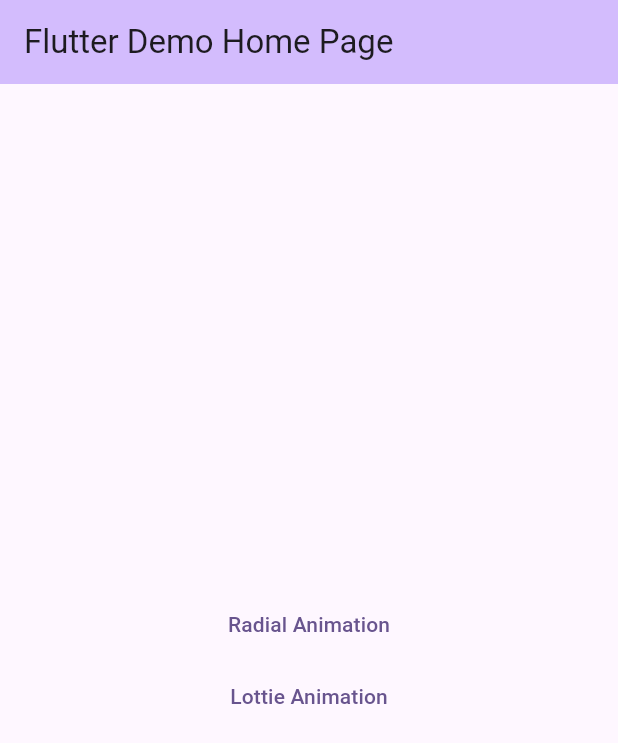
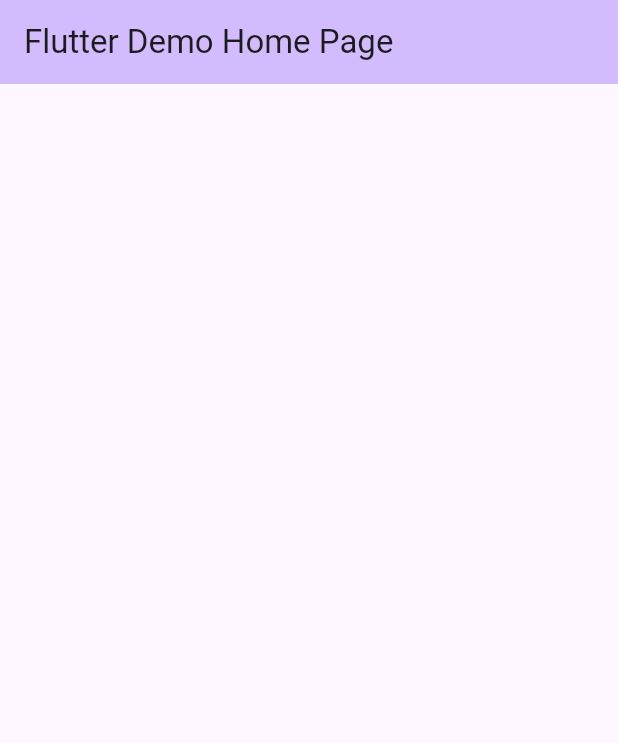
Before and after one commit to NoelSaludo/FlutterAnimationDemo, a Flutter app: the screen it shows after launch, on a phone screen of 412 x 824 dp. Shown: the top 743 px of the screen. Run offline on Flutter 3.47's test engine with Material 3 defaults, Android fonts, the phone set to English and light mode, and no system bars.

Commit message:
Reworking Application starts

```diff
--- a/lib/Widget/Home.dart
+++ b/lib/Widget/Home.dart
@@ -26,10 +26,7 @@ class _MyHomePageState extends State<MyHomePage> {
       body: Center(
         child: Column(
           mainAxisAlignment: MainAxisAlignment.center,
-          // This will be our navigation center
           children: <Widget>[
-            buttonBuilder.BuildRouteButtonToPage(context, RadialAnimationPage(), Text("Radial Animation")),
-            buttonBuilder.BuildRouteButtonToPage(context, LottiePage(), Text("Lottie Animation")),
           ],
         ),
       ),
```
Also changed, not shown: lib/Widget/LottiePage.dart (deleted, +0 -11 lines), lib/Widget/RadialAnimationPage.dart (deleted, +0 -17 lines).
